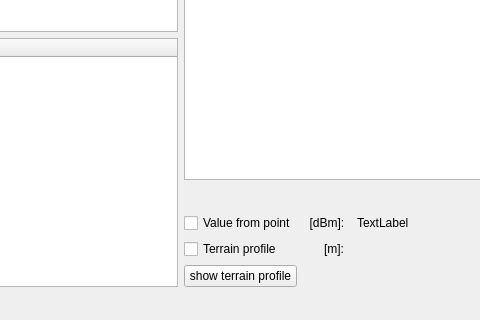
Berlisia/RSRPCalclulator, file mainwindow.ui: the form before one commit; both pictures show x 190 to 670 and y 438 to 758 of the 1188 by 758 pixel window.
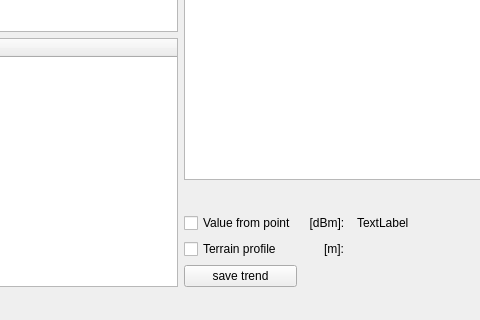
The form after the commit.

Commit message: show trend on path

```diff
--- a/mainwindow.ui
+++ b/mainwindow.ui
@@ -127,7 +127,7 @@
     <item row="19" column="2" colspan="3">
      <widget class="QPushButton" name="terrainPushButton">
       <property name="text">
-       <string>show terrain profile</string>
+       <string>save trend</string>
       </property>
      </widget>
     </item>
```
The commit also changes 16 other files.
